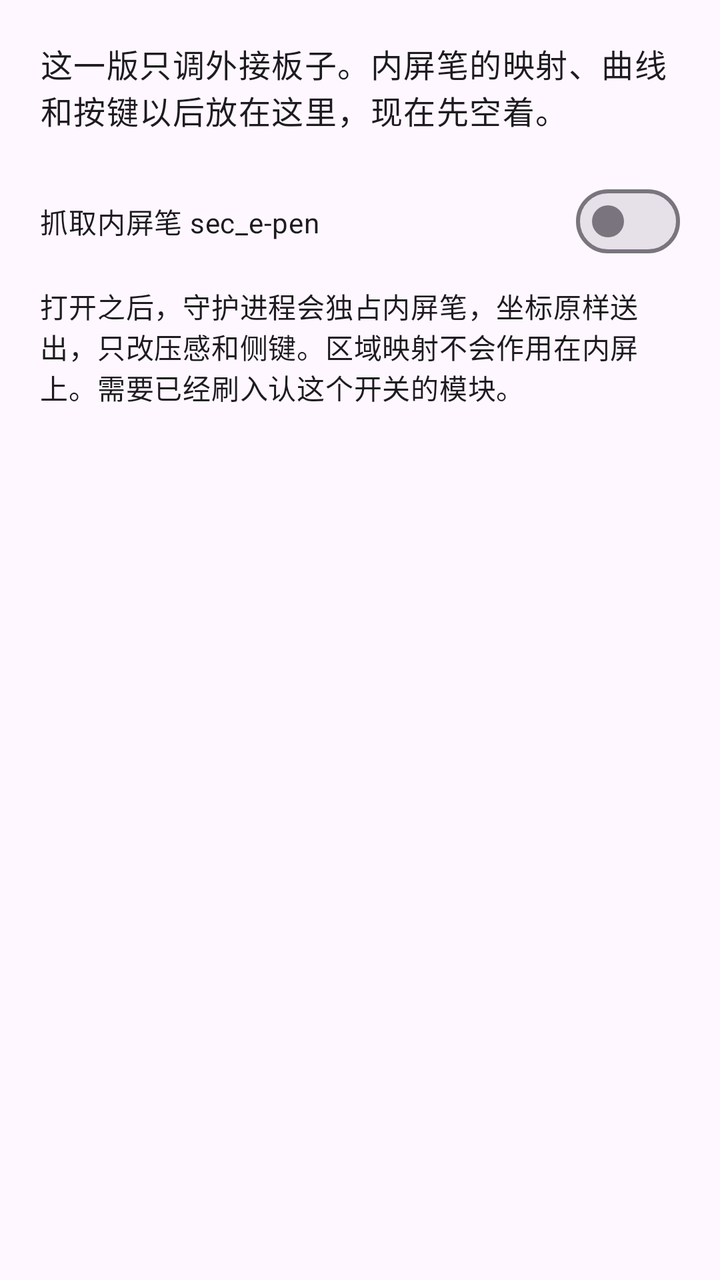
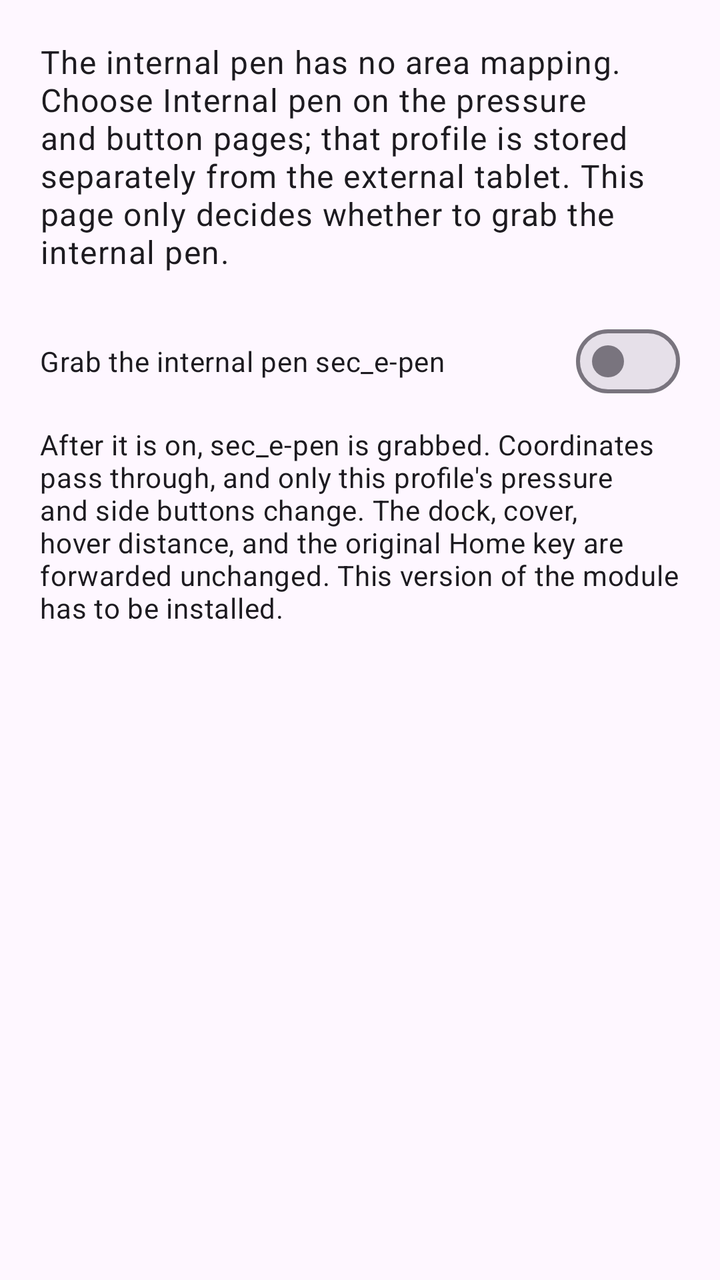

The first picture is an Android layout as it rendered before a commit; the second is the same layout after the commit. The layout source and the unified diff follow.
<!-- AndroidManifest.xml: application theme Theme.StylusCtrl -->
<!-- res/layout/page_internal.xml -->
<?xml version="1.0" encoding="utf-8"?>
<LinearLayout xmlns:android="http://schemas.android.com/apk/res/android"
    android:layout_width="match_parent"
    android:layout_height="match_parent"
    android:orientation="vertical"
    android:padding="20dp">

    <TextView
        android:layout_width="match_parent"
        android:layout_height="wrap_content"
        android:text="这一版只调外接板子。内屏笔的映射、曲线和按键以后放在这里，现在先空着。"
        android:textAppearance="?attr/textAppearanceBodyLarge" />

    <com.google.android.material.materialswitch.MaterialSwitch
        android:id="@+id/internal_pen"
        android:layout_width="match_parent"
        android:layout_height="wrap_content"
        android:layout_marginTop="20dp"
        android:text="抓取内屏笔 sec_e-pen" />

    <TextView
        android:layout_width="match_parent"
        android:layout_height="wrap_content"
        android:layout_marginTop="8dp"
        android:text="打开之后，守护进程会独占内屏笔，坐标原样送出，只改压感和侧键。区域映射不会作用在内屏上。需要已经刷入认这个开关的模块。"
        android:textAppearance="?attr/textAppearanceBodyMedium" />
</LinearLayout>
<!-- resources referenced by this layout -->
<resources>
  <style name="Theme.StylusCtrl" parent="Theme.Material3.DayNight.NoActionBar">
          <item name="colorPrimary">#1B6B66</item>
          <item name="colorOnPrimary">#FFFFFF</item>
          <item name="colorPrimaryContainer">#A7F0EA</item>
          <item name="colorOnPrimaryContainer">#00201E</item>
          <item name="colorSecondary">#6E5A4C</item>
          <item name="colorSecondaryContainer">#F6DDD0</item>
          <item name="android:statusBarColor">@android:color/transparent</item>
          <item name="android:navigationBarColor">@android:color/transparent</item>
          <item name="android:windowLightStatusBar">true</item>
      </style>
</resources>

<!-- the commit's change to res/layout/page_internal.xml (unified diff, before → after) -->
@@ -8,7 +8,7 @@
     <TextView
         android:layout_width="match_parent"
         android:layout_height="wrap_content"
-        android:text="这一版只调外接板子。内屏笔的映射、曲线和按键以后放在这里，现在先空着。"
+        android:text="@string/internal_body"
         android:textAppearance="?attr/textAppearanceBodyLarge" />
 
     <com.google.android.material.materialswitch.MaterialSwitch
@@ -16,12 +16,12 @@
         android:layout_width="match_parent"
         android:layout_height="wrap_content"
         android:layout_marginTop="20dp"
-        android:text="抓取内屏笔 sec_e-pen" />
+        android:text="@string/internal_switch" />
 
     <TextView
         android:layout_width="match_parent"
         android:layout_height="wrap_content"
         android:layout_marginTop="8dp"
-        android:text="打开之后，守护进程会独占内屏笔，坐标原样送出，只改压感和侧键。区域映射不会作用在内屏上。需要已经刷入认这个开关的模块。"
+        android:text="@string/internal_detail"
         android:textAppearance="?attr/textAppearanceBodyMedium" />
 </LinearLayout>
<!-- resource entries referenced after the edit -->
@@ -1,5 +1,8 @@
 <!-- resources referenced by this layout -->
 <resources>
+  <string name="internal_body">The internal pen has no area mapping. Choose Internal pen on the pressure and button pages; that profile is stored separately from the external tablet. This page only decides whether to grab the internal pen.</string>
+  <string name="internal_detail">After it is on, sec_e-pen is grabbed. Coordinates pass through, and only this profile\'s pressure and side buttons change. The dock, cover, hover distance, and the original Home key are forwarded unchanged. This version of the module has to be installed.</string>
+  <string name="internal_switch">Grab the internal pen sec_e-pen</string>
   <style name="Theme.StylusCtrl" parent="Theme.Material3.DayNight.NoActionBar">
           <item name="colorPrimary">#1B6B66</item>
           <item name="colorOnPrimary">#FFFFFF</item>
